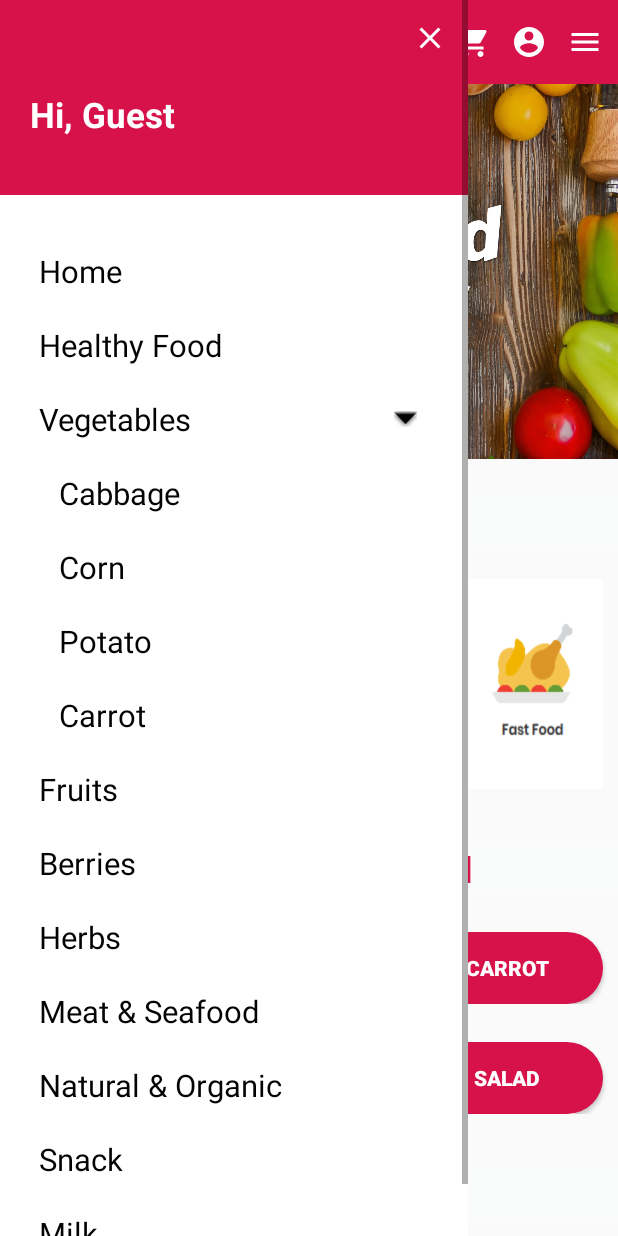
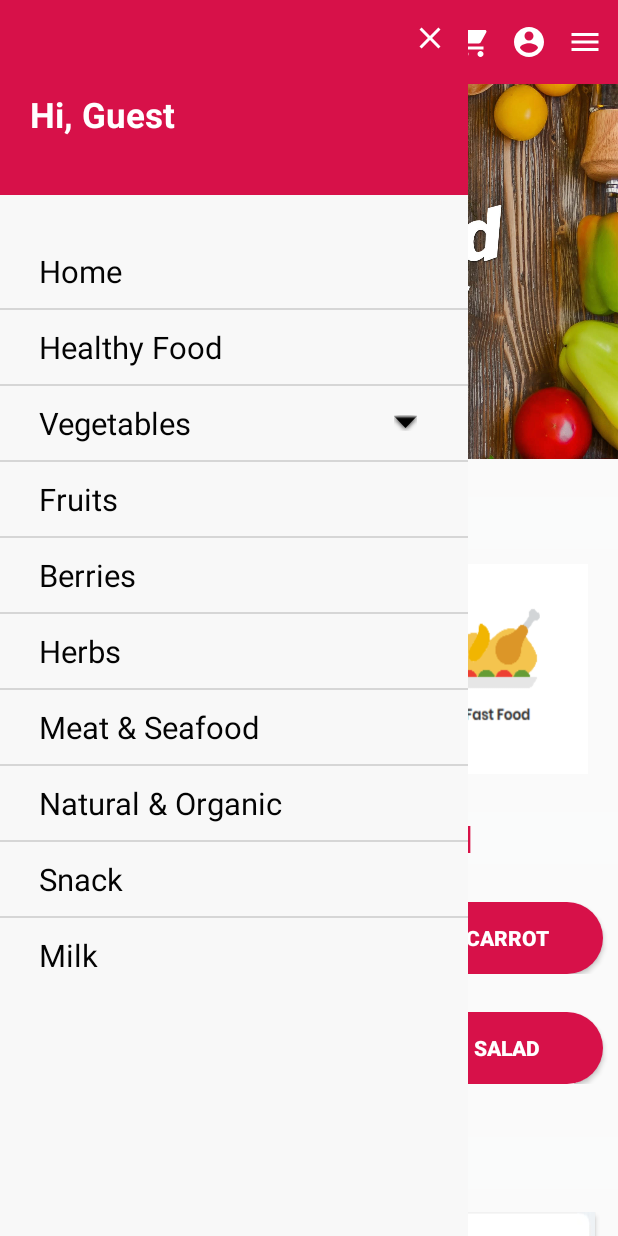
Before and after one commit to appletsystem12/milk_bread, an Android app: the Home screen opened directly, with no data from a screen before it, after a tap on an icon or button, on a phone screen of 412 x 824 dp. Run offline under Robolectric (Android 15) with nearby library versions, the phone set to English and light mode, and no system bars; our stand-ins replace sdp/ssp sizes.

Commit message:
first commit

```diff
--- a/app/src/main/java/com/milk/bread/milkandbread/Home.java
+++ b/app/src/main/java/com/milk/bread/milkandbread/Home.java
@@ -31,6 +31,8 @@ public class Home extends AppCompatActivity implements View.OnClickListener {
     Button milk,promo,selling,fruit,product,vegetable,food,cabbage,brocolli,carrot,potato,rice,salad;
     ViewFlipper vflipper;
     ImageView slide1,slide2;
+    TextView tvVegetables;
+    LinearLayout ll_list_vegetable;
 
 
     @Override
@@ -61,6 +63,8 @@ public class Home extends AppCompatActivity implements View.OnClickListener {
         rice=findViewById(R.id.Rice);
         milk=findViewById(R.id.milk);
         menu=findViewById(R.id.menu);
+        tvVegetables=findViewById(R.id.tvVegetables);
+        ll_list_vegetable=findViewById(R.id.ll_list_vegetable);
 
         llLeftDrawer=findViewById(R.id.llLeftDrawer);
         tvHome=findViewById(R.id.tvHome);
@@ -106,7 +110,18 @@ public class Home extends AppCompatActivity implements View.OnClickListener {
 
 
 
+        tvVegetables.setOnClickListener(new View.OnClickListener() {
+            @Override
+            public void onClick(View v) {
+               // ll_list_vegetable.setVisibility(View.VISIBLE);
 
+                if(ll_list_vegetable.getVisibility() == View.VISIBLE){
+                    ll_list_vegetable.setVisibility(View.GONE);
+                } else {
+                    ll_list_vegetable.setVisibility(View.VISIBLE);
+                }
+            }
+        });
 
 
 
--- a/app/src/main/res/layout/activity_account.xml
+++ b/app/src/main/res/layout/activity_account.xml
@@ -9,7 +9,7 @@
     android:orientation="vertical"
   >
 
-    <include layout="@layout/app_bar"/>
+   <include layout="@layout/toolbar"/>
 
 
     <LinearLayout
@@ -33,16 +33,15 @@
                 android:weightSum="2">
 
                 <TextView
-                    android:layout_width="0dp"
+                    android:layout_width="192dp"
                     android:layout_height="match_parent"
+                    android:layout_weight="1"
                     android:text="Setting"
-                   android:textAlignment="viewEnd"
-                    android:layout_weight="1"
-                   android:textStyle="bold"
-                    android:textSize="20sp"
+                    android:textAlignment="viewEnd"
                     android:textAllCaps="true"
                     android:textColor="#FF8700"
-                    />
+                    android:textSize="20sp"
+                    android:textStyle="bold" />
 
                 <TextView
                     android:layout_width="0dp"
--- a/app/src/main/res/layout/activity_already_account.xml
+++ b/app/src/main/res/layout/activity_already_account.xml
@@ -4,23 +4,34 @@
     xmlns:tools="http://schemas.android.com/tools"
     android:layout_width="match_parent"
     android:layout_height="match_parent"
-    android:background="#D71149"
+    android:background="@color/white"
     tools:context=".already_account">
 
+    <ScrollView
+        android:layout_width="match_parent"
+        android:layout_height="match_parent">
+        <LinearLayout
+            android:layout_width="match_parent"
+            android:layout_height="wrap_content"
+            android:orientation="vertical">
 
-
+            <RelativeLayout
+                android:layout_width="match_parent"
+                android:layout_height="@dimen/_140sdp"
+                android:background="@color/colorPrimary">
                 <ImageView
                     android:layout_width="match_parent"
                     android:layout_height="wrap_content"
                     android:id="@+id/logo"
+                    android:layout_centerInParent="true"
                     android:layout_marginTop="35sp"
                     android:src="@drawable/logo"
                     />
-
+            </RelativeLayout>
             <LinearLayout
                 android:layout_width="match_parent"
                 android:layout_height="match_parent"
-        android:layout_marginTop="150sp"
+
                 android:background="#F9F9FA"
                 android:padding="25sp"
                 android:orientation="vertical">
@@ -42,7 +53,7 @@
                     android:layout_width="match_parent"
                     android:layout_height="wrap_content"
                     android:focusable="true"
-            android:layout_marginTop="50sp"
+                    android:layout_marginTop="40sp"
                     android:focusableInTouchMode="true"
                     >
 
@@ -86,7 +97,7 @@
                     android:layout_height="60sp"
                     android:id="@+id/submit"
                     android:text="submit"
-            android:layout_marginTop="35sp"
+                    android:layout_marginTop="30sp"
                     android:layout_gravity="center"
                     android:textSize="20sp"
                     android:background="@drawable/custom_button"
@@ -94,18 +105,18 @@
 
                 <TextView
                     android:layout_width="wrap_content"
-            android:layout_height="35sp"
+                    android:layout_height="wrap_content"
                     android:text="FORGOT PASSWORD"
                     android:textSize="20sp"
                     android:id="@+id/forgot"
                     android:layout_gravity="center"
-            android:layout_marginTop="55sp"
+                    android:layout_marginTop="30dp"
                     android:textStyle="bold"
                     android:textColor="#D71149"/>
 
                 <TextView
                     android:layout_width="wrap_content"
-            android:layout_height="35sp"
+                    android:layout_height="wrap_content"
                     android:text="Create Account"
                     android:textSize="20sp"
                     android:id="@+id/create_account"
@@ -117,5 +128,6 @@
 
 
             </LinearLayout>
-
+        </LinearLayout>
+    </ScrollView>
 </RelativeLayout>
--- a/app/src/main/res/layout/fragment_home.xml
+++ b/app/src/main/res/layout/fragment_home.xml
@@ -58,7 +58,7 @@
                     android:weightSum="3"
                     android:orientation="horizontal">
                     <Button
-                        android:layout_width="105sp"
+                        android:layout_width="match_parent"
                         android:layout_height="140sp"
                         android:layout_weight="1"
                         android:layout_marginEnd="10sp"
@@ -66,38 +66,35 @@
                         android:background="@drawable/bestpromo"/>
 
                     <Button
-                        android:layout_width="105sp"
+                        android:layout_width="match_parent"
                         android:layout_height="140sp"
                         android:layout_weight="1"
                         android:layout_marginEnd="10sp"
                         android:id="@+id/selling"
+                        android:visibility="gone"
                         android:background="@drawable/bestselling"/>
                     <Button
-                        android:layout_width="105sp"
+                        android:layout_width="match_parent"
                         android:layout_height="140sp"
                         android:layout_weight="1"
                         android:layout_marginEnd="10sp"
                         android:id="@+id/fruits"
+                        android:visibility="gone"
                         android:background="@drawable/fruit"/>
 
-                    <LinearLayout
-                        android:layout_width="match_parent"
-                        android:layout_height="wrap_content"
-                        android:orientation="horizontal"
-                        android:padding="10sp"
-                        android:weightSum="3">
 
                         <Button
                             android:id="@+id/newpdt"
-                            android:layout_width="105sp"
+                            android:layout_width="match_parent"
                             android:layout_height="140sp"
                             android:layout_marginEnd="10sp"
                             android:layout_weight="1"
+                            android:visibility="gone"
                             android:background="@drawable/newproduct" />
 
                         <Button
                             android:id="@+id/vegetables"
-                            android:layout_width="105sp"
+                            android:layout_width="match_parent"
                             android:layout_height="140sp"
                             android:layout_marginEnd="10sp"
                             android:layout_weight="1"
@@ -105,12 +102,12 @@
 
                         <Button
                             android:id="@+id/fastfood"
-                            android:layout_width="105sp"
+                            android:layout_width="match_parent"
                             android:layout_height="140sp"
                             android:layout_marginEnd="10sp"
                             android:layout_weight="1"
                             android:background="@drawable/fastfood" />
-                    </LinearLayout>
+
                 </LinearLayout>
 
                 <TextView
@@ -140,6 +137,7 @@
                         android:textStyle="bold"
                         android:layout_weight="1"
                         android:textColor="#fff"
+                        android:onClick="onClick"
                         android:background="@drawable/custom_button"
                         />
                     <Button
@@ -150,6 +148,7 @@
                         android:textStyle="bold"
                         android:layout_marginStart="5sp"
                         android:layout_weight="1"
+                        android:onClick="onClick"
                         android:textColor="#fff"
                         android:background="@drawable/custom_button"
                         />
@@ -162,6 +161,7 @@
                         android:layout_marginStart="5sp"
                         android:layout_marginEnd="10sp"
                         android:layout_weight="1"
+                        android:onClick="onClick"
                         android:textColor="#fff"
                         android:background="@drawable/custom_button"
                         />
@@ -182,6 +182,7 @@
                         android:textStyle="bold"
                         android:layout_marginStart="10sp"
                         android:layout_weight="1"
+                        android:onClick="onClick"
                         android:textColor="#fff"
                         android:background="@drawable/custom_button"
                         />
@@ -194,6 +195,7 @@
                         android:layout_marginStart="5sp"
                         android:layout_weight="1"
                         android:textColor="#fff"
+                        android:onClick="onClick"
                         android:background="@drawable/custom_button"
                         />
                     <Button
@@ -202,6 +204,7 @@
                         android:id="@+id/Salad"
                         android:text="Salad"
                         android:textStyle="bold"
+                        android:onClick="onClick"
                         android:layout_marginStart="5sp"
                         android:layout_marginEnd="10sp"
                         android:layout_weight="1"
@@ -268,6 +271,7 @@
                         android:layout_weight="1"
                         android:layout_marginStart="10sp"
                         android:id="@+id/egg"
+                        android:onClick="onClick"
                         android:background="@drawable/egg"/>
 
                     <Button
@@ -276,6 +280,7 @@
                         android:id="@+id/beverage"
                         android:layout_marginStart="10sp"
                         android:layout_weight="1"
+                        android:onClick="onClick"
                         android:background="@drawable/beverages"/>
                     <Button
                         android:layout_width="105sp"
@@ -284,6 +289,7 @@
                         android:layout_marginStart="10sp"
                         android:layout_marginEnd="10sp"
                         android:layout_weight="1"
+                        android:onClick="onClick"
                         android:background="@drawable/snacks"/>
                 </LinearLayout>
                 <LinearLayout
@@ -297,6 +303,7 @@
                         android:layout_height="140sp"
                         android:layout_marginStart="10sp"
                         android:layout_weight="1"
+                        android:onClick="onClick"
                         android:id="@+id/oil"
                         android:background="@drawable/foodgrain"/>
 
@@ -305,12 +312,14 @@
                         android:layout_height="140sp"
                         android:id="@+id/pooja"
                         android:layout_weight="1"
+                        android:onClick="onClick"
                         android:layout_marginStart="10sp"
                         android:background="@drawable/pooja"/>
                     <Button
                         android:layout_width="105sp"
                         android:layout_height="140sp"
                         android:id="@+id/baby"
+                        android:onClick="onClick"
                         android:layout_marginStart="10sp"
                         android:layout_marginEnd="10sp"
                         android:layout_weight="1"
@@ -327,6 +336,7 @@
                         android:layout_height="140sp"
                         android:layout_marginStart="10sp"
                         android:layout_weight="1"
+                        android:onClick="onClick"
                         android:id="@+id/beauty"
                         android:background="@drawable/beauty"/>
 
@@ -335,12 +345,14 @@
                         android:layout_height="140sp"
                         android:id="@+id/clean"
                         android:layout_weight="1"
+                        android:onClick="onClick"
                         android:layout_marginStart="10sp"
                         android:background="@drawable/cleaning"/>
                     <Button
                         android:layout_width="105sp"
                         android:layout_height="140sp"
                         android:id="@+id/petcare"
+                        android:onClick="onClick"
                         android:layout_marginStart="10sp"
                         android:layout_marginEnd="10sp"
                         android:layout_weight="1"
--- a/app/src/main/res/layout/left_navigation_drawer.xml
+++ b/app/src/main/res/layout/left_navigation_drawer.xml
@@ -3,7 +3,7 @@
     android:layout_width="match_parent"
     android:layout_height="match_parent"
     xmlns:tools="http://schemas.android.com/tools"
-    android:background="@color/white"
+    android:background="@color/off_white"
     android:fillViewport="true"
     android:orientation="vertical"
     android:overScrollMode="never"
@@ -67,15 +67,20 @@
                 android:layout_width="match_parent"
                 android:layout_height="wrap_content"
                 android:drawablePadding="@dimen/_10sdp"
+                android:drawableTint="@color/black"
+                android:gravity="center_vertical"
+                android:paddingStart="@dimen/_20sdp"
                 android:paddingTop="@dimen/_8sdp"
+                android:paddingEnd="@dimen/_26sdp"
                 android:paddingBottom="@dimen/_8sdp"
-                android:paddingStart="@dimen/_20sdp"
-                android:paddingEnd="@dimen/_26sdp"
-                android:textSize="@dimen/_16sdp"
-                android:gravity="center_vertical"
-                android:drawableTint="@color/black"
+                android:text="Home"
                 android:textColor="@color/black"
-                android:text="Home" />
+                android:textSize="@dimen/_16sdp" />
+
+            <View
+                android:layout_width="match_parent"
+                android:layout_height="1dp"
+                android:background="@color/grey_border"/>
 
             <TextView
                 android:id="@+id/tvHealthyFood"
@@ -91,6 +96,10 @@
                 android:drawableTint="@color/black"
                 android:textColor="@color/black"
                 android:text="Healthy Food" />
+            <View
+                android:layout_width="match_parent"
+                android:layout_height="1dp"
+                android:background="@color/grey_border"/>
             <TextView
                 android:id="@+id/tvVegetables"
                 android:layout_width="match_parent"
@@ -106,6 +115,10 @@
                 android:drawableTint="@color/black"
                 android:textColor="@color/black"
                 android:text="Vegetables" />
+            <View
+                android:layout_width="match_parent"
+                android:layout_height="1dp"
+                android:background="@color/grey_border"/>
 
             <LinearLayout
                 android:id="@+id/ll_list_vegetable"
@@ -113,6 +126,7 @@
                 android:layout_height="wrap_content"
                 android:layout_marginStart="@dimen/_10sdp"
                 android:layout_marginEnd="@dimen/_10sdp"
+                android:visibility="gone"
                 android:orientation="vertical">
 
                 <TextView
@@ -129,6 +143,10 @@
                     android:drawableTint="@color/black"
                     android:textColor="@color/black"
                     android:text="Cabbage" />
+                <View
+                    android:layout_width="match_parent"
+                    android:layout_height="1dp"
+                    android:background="@color/grey_border"/>
 
                 <TextView
                     android:id="@+id/tvCorn"
@@ -144,6 +162,10 @@
                     android:drawableTint="@color/black"
                     android:textColor="@color/black"
                     android:text="Corn" />
+                <View
+                    android:layout_width="match_parent"
+                    android:layout_height="1dp"
+                    android:background="@color/grey_border"/>
 
                 <TextView
                     android:id="@+id/tvPotato"
@@ -159,6 +181,10 @@
                     android:drawableTint="@color/black"
                     android:textColor="@color/black"
                     android:text="Potato" />
+                <View
+                    android:layout_width="match_parent"
+                    android:layout_height="1dp"
+                    android:background="@color/grey_border"/>
 
                 <TextView
                     android:id="@+id/Carrot"
@@ -174,6 +200,10 @@
                     android:drawableTint="@color/black"
                     android:textColor="@color/black"
                     android:text="Carrot" />
+                <View
+                    android:layout_width="match_parent"
+                    android:layout_height="1dp"
+                    android:background="@color/grey_border"/>
             </LinearLayout>
 
 
@@ -194,7 +224,10 @@
                 android:textColor="@color/black"
                 android:text="Fruits" />
 
-
+            <View
+                android:layout_width="match_parent"
+                android:layout_height="1dp"
+                android:background="@color/grey_border"/>
 
             <TextView
                 android:id="@+id/tvBerries"
@@ -210,6 +243,10 @@
                 android:drawableTint="@color/black"
                 android:textColor="@color/black"
                 android:text="Berries" />
+            <View
+                android:layout_width="match_parent"
+                android:layout_height="1dp"
+                android:background="@color/grey_border"/>
 
             <TextView
                 android:id="@+id/tvHerbs"
@@ -225,6 +262,10 @@
                 android:drawableTint="@color/black"
                 android:textColor="@color/black"
                 android:text="Herbs" />
+            <View
+                android:layout_width="match_parent"
+                android:layout_height="1dp"
+                android:background="@color/grey_border"/>
 
             <TextView
                 android:id="@+id/tvMeat"
@@ -240,6 +281,10 @@
                 android:drawableTint="@color/black"
                 android:textColor="@color/black"
                 android:text="Meat &amp; Seafood" />
+            <View
+                android:layout_width="match_parent"
+                android:layout_height="1dp"
+                android:background="@color/grey_border"/>
 
             <TextView
                 android:id="@+id/tvNatural"
@@ -255,6 +300,10 @@
                 android:drawableTint="@color/black"
                 android:textColor="@color/black"
                 android:text="Natural &amp; Organic" />
+            <View
+                android:layout_width="match_parent"
+                android:layout_height="1dp"
+                android:background="@color/grey_border"/>
 
             <TextView
                 android:id="@+id/tvSnack"
@@ -270,7 +319,10 @@
                 android:drawableTint="@color/black"
                 android:textColor="@color/black"
                 android:text="Snack" />
-
+            <View
+                android:layout_width="match_parent"
+                android:layout_height="1dp"
+                android:background="@color/grey_border"/>
             <TextView
                 android:id="@+id/tvMilk"
                 android:layout_width="match_parent"
--- a/app/src/main/res/values/colors.xml
+++ b/app/src/main/res/values/colors.xml
@@ -4,6 +4,7 @@
     <color name="colorPrimaryDark">#D71149</color>
     <color name="colorAccent">#D71149</color>
     <color name="white">#ffffff</color>
+    <color name="off_white">#F8F8F8</color>
     <color name="black">#030303</color>
     <color name="grey_border">#D6D6D6</color>
 </resources>
```
Lines whose indentation alone changed are shown as unchanged.
